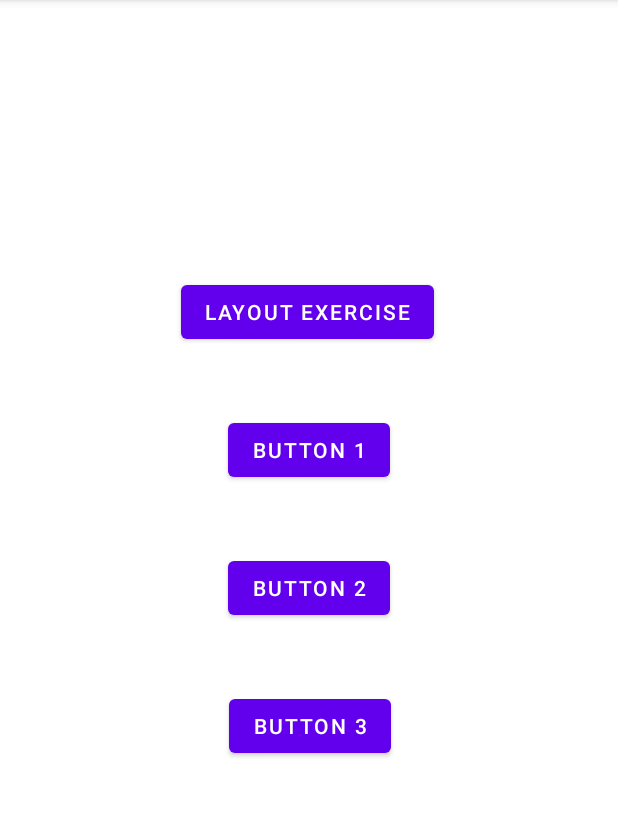
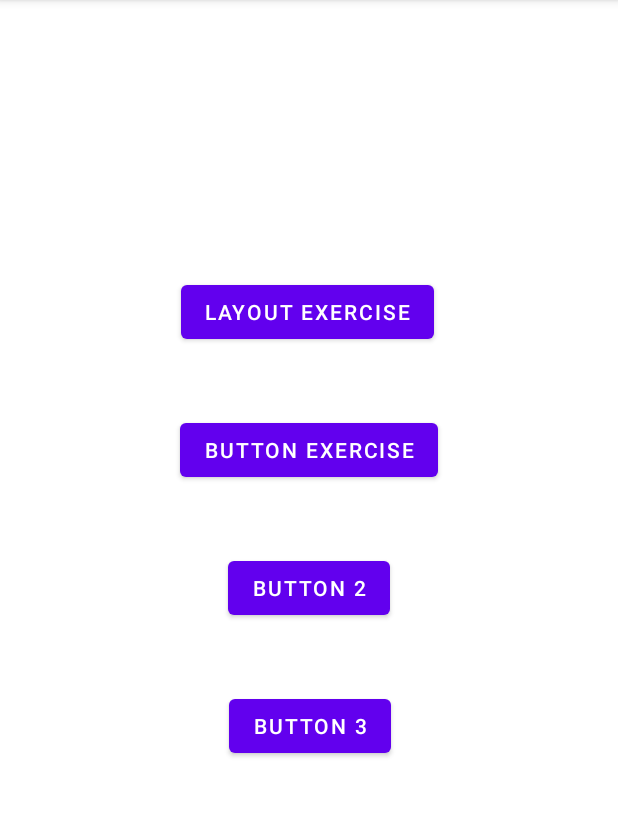
Before and after one commit to pokemau/Android, an Android app: the screen it shows after launch (MainActivity), on a phone screen of 412 x 824 dp, the part 84-901 px from its top. Run offline under Robolectric (Android 15) with nearby library versions, the phone set to English and light mode, and no system bars.

Commit message:
button exercise

```diff
--- a/app/src/main/java/com/example/androidprojectcollection/MainActivity.java
+++ b/app/src/main/java/com/example/androidprojectcollection/MainActivity.java
@@ -9,16 +9,25 @@ import android.widget.Button;
 
 public class MainActivity extends AppCompatActivity {
 
-    Button btn1;
+    Button layoutExerBtn;
+    Button btnExerBtn;
 
     @Override
     protected void onCreate(Bundle savedInstanceState) {
         super.onCreate(savedInstanceState);
         setContentView(R.layout.activity_main);
 
+        /*
+        Close
+        Toast
+        Change BG
+        Change Button BG
+        Disappear
+         */
 
-        btn1 = (Button) findViewById(R.id.btnLayoutExercise);
-        btn1.setOnClickListener(new View.OnClickListener() {
+
+        layoutExerBtn = (Button) findViewById(R.id.btnLayoutExercise);
+        layoutExerBtn.setOnClickListener(new View.OnClickListener() {
             @Override
             public void onClick(View view) {
                 Intent intent1 = new Intent(
@@ -28,5 +37,17 @@ public class MainActivity extends AppCompatActivity {
                 startActivity(intent1);
             }
         });
+
+        btnExerBtn = (Button) findViewById(R.id.btnButtonExercise);
+        btnExerBtn.setOnClickListener(new View.OnClickListener() {
+            @Override
+            public void onClick(View view) {
+                Intent intent1 = new Intent(
+                        MainActivity.this, ButtonExercise.class
+                );
+
+                startActivity(intent1);
+            }
+        });
     }
 }
--- a/app/src/main/res/layout/activity_main.xml
+++ b/app/src/main/res/layout/activity_main.xml
@@ -10,7 +10,7 @@
             android:id="@+id/btnLayoutExercise"
             android:layout_width="wrap_content"
             android:layout_height="wrap_content"
-            android:text="@string/title"
+            android:text="@string/btn1"
             app:layout_constraintEnd_toEndOf="parent"
             app:layout_constraintStart_toStartOf="parent"
             app:layout_constraintTop_toTopOf="parent"
@@ -21,17 +21,17 @@
             android:id="@+id/button3"
             android:layout_width="wrap_content"
             android:layout_height="wrap_content"
-            android:text="@string/btn2"
+            android:text="@string/btn3"
             app:layout_constraintEnd_toEndOf="parent"
             app:layout_constraintStart_toStartOf="parent"
-            app:layout_constraintTop_toBottomOf="@+id/button2"
+            app:layout_constraintTop_toBottomOf="@+id/btnButtonExercise"
             android:layout_marginTop="44dp" />
 
     <Button
             android:id="@+id/button4"
             android:layout_width="wrap_content"
             android:layout_height="wrap_content"
-            android:text="@string/btn3"
+            android:text="@string/btn4"
             app:layout_constraintEnd_toEndOf="parent"
             app:layout_constraintStart_toStartOf="parent"
             app:layout_constraintTop_toBottomOf="@+id/button3"
@@ -39,10 +39,10 @@
             app:layout_constraintHorizontal_bias="0.503" />
 
     <Button
-            android:id="@+id/button2"
+            android:id="@+id/btnButtonExercise"
             android:layout_width="wrap_content"
             android:layout_height="wrap_content"
-            android:text="@string/btn1"
+            android:text="@string/btn2"
             app:layout_constraintEnd_toEndOf="parent"
             app:layout_constraintStart_toStartOf="parent"
             app:layout_constraintTop_toBottomOf="@+id/btnLayoutExercise"
--- a/app/src/main/res/values/strings.xml
+++ b/app/src/main/res/values/strings.xml
@@ -1,16 +1,32 @@
 <resources>
     <string name="app_name">AndroidProjectCollection</string>
 
-    <string name="title">Layout Exercise</string>
-    <string name="btn1">Button 1</string>
-    <string name="btn2">Button 2</string>
-    <string name="btn3">Button 3</string>
+    <!--  MAIN BUTTONS  -->
+    <string name="btn1">Layout Exercise</string>
+    <string name="btn2">Button Exercise</string>
+    <string name="btn3">Button 2</string>
+    <string name="btn4">Button 3</string>
+    <!--  MAIN BUTTONS  -->
 
+
+    <!--    INSTAGRAM CLONE   -->
     <string name="like_btn">L</string>
     <string name="share_btn">S</string>
-
-
     <string name="post1_name">Slomm</string>
     <string name="post2_name">Jors</string>
     <string name="post3_name">Natters</string>
+    <!--    INSTAGRAM CLONE   -->
+
+
+    <!--    BUTTONS EXERCISE    -->
+    <string name="close_btn">Close</string>
+    <string name="toast_btn">Toast</string>
+    <string name="change_bg_btn">Change BG</string>
+    <string name="change_btn_bg_btn">Change Button BG</string>
+    <string name="disappear_btn">Disappear</string>
+
+    <string name="return_btn">Return</string>
+    <!--    BUTTONS EXERCISE    -->
+
+
 </resources>
```
Also changed, not shown: app/src/main/AndroidManifest.xml (+8 -6 lines), app/src/main/java/com/example/androidprojectcollection/ButtonExercise.java (added, +90 -0 lines), app/src/main/java/com/example/androidprojectcollection/ButtonExerciseEmptyActivity.java (added, +28 -0 lines), app/src/main/res/layout/activity_button_exercise.xml (added, +68 -0 lines), app/src/main/res/layout/activity_button_exercise_empty.xml (added, +18 -0 lines).
